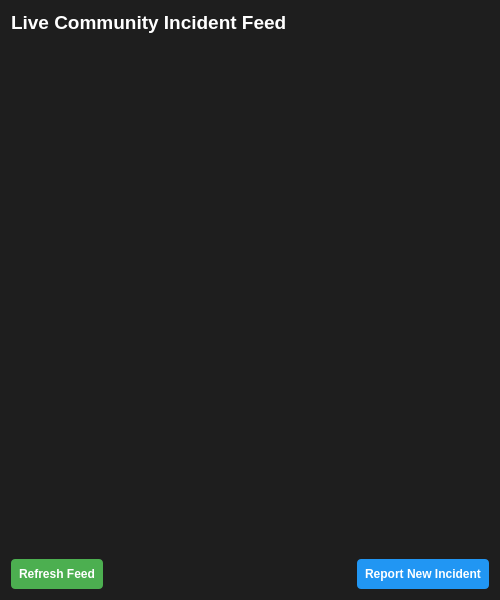
This is incidentfeeddialog.ui in MuhammadSarimUmer/Traffic-Simulation-Dsa-project as Qt 5 draws it before an edit. The edited form follows.
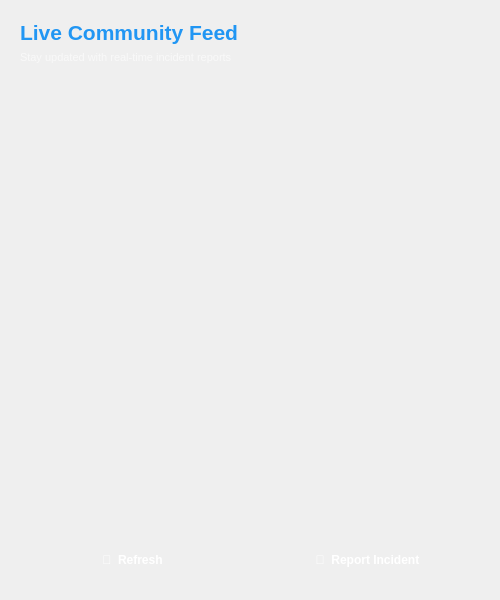
This is the edited form.

The edit to the form file:
```diff
--- a/incidentfeeddialog.ui
+++ b/incidentfeeddialog.ui
@@ -15,51 +15,120 @@
   </property>
   <property name="styleSheet">
    <string notr="true">QDialog {
-    background-color: #1e1e1e;
+    background: qlineargradient(x1:0, y1:0, x2:0, y2:1,
+                                stop:0 #1e1e1e, stop:1 #2b2b2b);
 }
 QPushButton {
-    background-color: #2196F3;
+    background: qlineargradient(x1:0, y1:0, x2:1, y2:0,
+                                stop:0 #2196F3, stop:1 #0b7dda);
     color: white;
-    padding: 8px;
-    border-radius: 4px;
-    font-weight: bold;
+    padding: 10px 16px;
+    border: none;
+    border-radius: 6px;
+    font-weight: 600;
+    font-size: 12px;
+    font-family: 'Segoe UI', Arial, sans-serif;
 }
 QPushButton:hover {
     background-color: #0b7dda;
 }
 QPushButton#refreshButton {
-    background-color: #4CAF50;
+    background: qlineargradient(x1:0, y1:0, x2:1, y2:0,
+                                stop:0 #4CAF50, stop:1 #45a049);
 }
 QPushButton#refreshButton:hover {
     background-color: #45a049;
 }
 QScrollArea {
     border: none;
+    background-color: transparent;
+}
+QScrollBar:vertical {
+    background: rgba(255, 255, 255, 0.05);
+    width: 10px;
+    border-radius: 5px;
+}
+QScrollBar::handle:vertical {
+    background: rgba(255, 255, 255, 0.2);
+    border-radius: 5px;
+    min-height: 30px;
+}
+QScrollBar::handle:vertical:hover {
+    background: rgba(255, 255, 255, 0.3);
+}
+QScrollBar::add-line:vertical, QScrollBar::sub-line:vertical {
+    height: 0px;
 }
 QLabel {
-        color: #ffffff;
+    color: #ffffff;
+    font-family: 'Segoe UI', Arial, sans-serif;
 }</string>
   </property>
   <layout class="QVBoxLayout" name="verticalLayout">
+   <property name="spacing">
+    <number>15</number>
+   </property>
+   <property name="leftMargin">
+    <number>20</number>
+   </property>
+   <property name="topMargin">
+    <number>20</number>
+   </property>
+   <property name="rightMargin">
+    <number>20</number>
+   </property>
+   <property name="bottomMargin">
+    <number>20</number>
+   </property>
    <item>
-    <widget class="QLabel" name="label">
-     <property name="font">
-      <font>
-       <pointsize>14</pointsize>
-       <weight>75</weight>
-       <bold>true</bold>
-      </font>
+    <layout class="QVBoxLayout" name="headerLayout">
+     <property name="spacing">
+      <number>6</number>
      </property>
-     <property name="styleSheet">
-      <string notr="true">color: #ffffff;</string>
-     </property>
-     <property name="text">
-      <string>Live Community Incident Feed</string>
-     </property>
-    </widget>
+     <item>
+      <widget class="QLabel" name="label">
+       <property name="font">
+        <font>
+         <pointsize>16</pointsize>
+         <weight>75</weight>
+         <bold>true</bold>
+        </font>
+       </property>
+       <property name="styleSheet">
+        <string notr="true">color: #2196F3;</string>
+       </property>
+       <property name="text">
+        <string>Live Community Feed</string>
+       </property>
+      </widget>
+     </item>
+     <item>
+      <widget class="QLabel" name="subtitleLabel">
+       <property name="font">
+        <font>
+         <pointsize>8</pointsize>
+        </font>
+       </property>
+       <property name="styleSheet">
+        <string notr="true">color: rgba(255, 255, 255, 0.6);</string>
+       </property>
+       <property name="text">
+        <string>Stay updated with real-time incident reports</string>
+       </property>
+      </widget>
+     </item>
+    </layout>
    </item>
    <item>
     <widget class="QScrollArea" name="scrollArea">
+     <property name="styleSheet">
+      <string notr="true">QScrollArea {
+    background-color: transparent;
+}
+QWidget#scrollAreaWidgetContents {
+    background-color: transparent;
+}</string>
+     </property>
      <property name="widgetResizable">
       <bool>true</bool>
      </property>
@@ -68,46 +137,63 @@
        <rect>
         <x>0</x>
         <y>0</y>
-        <width>482</width>
-        <height>497</height>
+        <width>450</width>
+        <height>450</height>
        </rect>
       </property>
       <property name="styleSheet">
        <string notr="true">#scrollAreaWidgetContents {
-    background-color: #1e1e1e;
+    background-color: transparent;
 }</string>
       </property>
       <layout class="QVBoxLayout" name="feedLayout">
-       </layout>
+       <property name="spacing">
+        <number>12</number>
+       </property>
+       <property name="leftMargin">
+        <number>0</number>
+       </property>
+       <property name="topMargin">
+        <number>0</number>
+       </property>
+       <property name="rightMargin">
+        <number>5</number>
+       </property>
+       <property name="bottomMargin">
+        <number>0</number>
+       </property>
+      </layout>
      </widget>
     </widget>
    </item>
    <item>
     <layout class="QHBoxLayout" name="horizontalLayout">
+     <property name="spacing">
+      <number>10</number>
+     </property>
      <item>
       <widget class="QPushButton" name="refreshButton">
-       <property name="text">
-        <string>Refresh Feed</string>
-       </property>
-      </widget>
-     </item>
-     <item>
-      <spacer name="horizontalSpacer">
-       <property name="orientation">
-        <enum>Qt::Horizontal</enum>
-       </property>
-       <property name="sizeHint" stdset="0">
+       <property name="minimumSize">
         <size>
-         <width>40</width>
-         <height>20</height>
+         <width>0</width>
+         <height>40</height>
         </size>
        </property>
-      </spacer>
+       <property name="text">
+        <string>🔄  Refresh</string>
+       </property>
+      </widget>
      </item>
      <item>
       <widget class="QPushButton" name="reportIncidentButton">
+       <property name="minimumSize">
+        <size>
+         <width>0</width>
+         <height>40</height>
+        </size>
+       </property>
        <property name="text">
-        <string>Report New Incident</string>
+        <string>📝  Report Incident</string>
        </property>
       </widget>
      </item>
```
Left out of the diff: 10 changed lines with no effect on the pictures.
